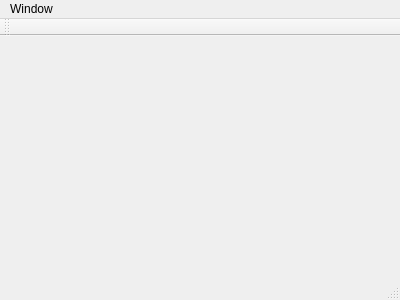
First picture: the form in MainWindow.ui, repository cculianu/FG_Test, before the edit.
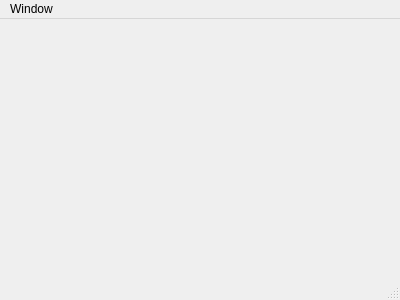
Second picture: the form after the edit. Icons and pictures are not drawn.

Commit message: Windows Fixup. Runs on windows now. Yay!

Diff of the .ui file:
```diff
--- a/MainWindow.ui
+++ b/MainWindow.ui
@@ -31,14 +31,6 @@
    </widget>
    <addaction name="menuWindow"/>
   </widget>
-  <widget class="QToolBar" name="mainToolBar">
-   <attribute name="toolBarArea">
-    <enum>TopToolBarArea</enum>
-   </attribute>
-   <attribute name="toolBarBreak">
-    <bool>false</bool>
-   </attribute>
-  </widget>
   <widget class="QStatusBar" name="statusBar"/>
   <action name="actionDebug_Console">
    <property name="text">
```
Left out of the diff: 8 changed lines with no effect on the pictures. The commit also changes 4 other files.
